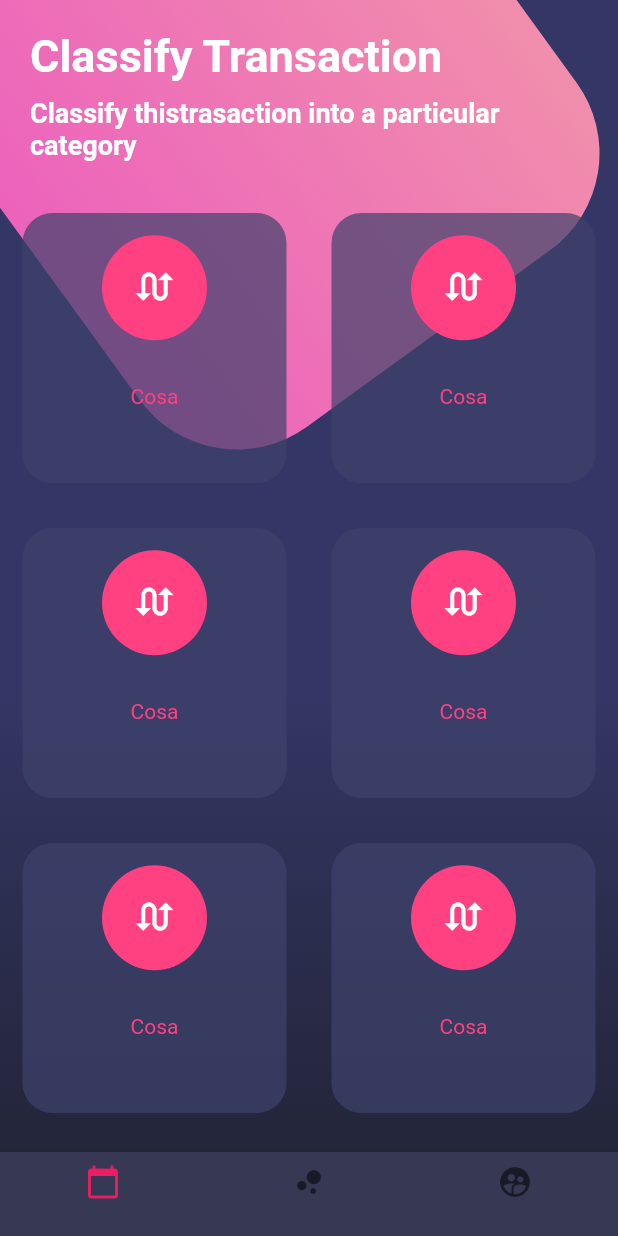
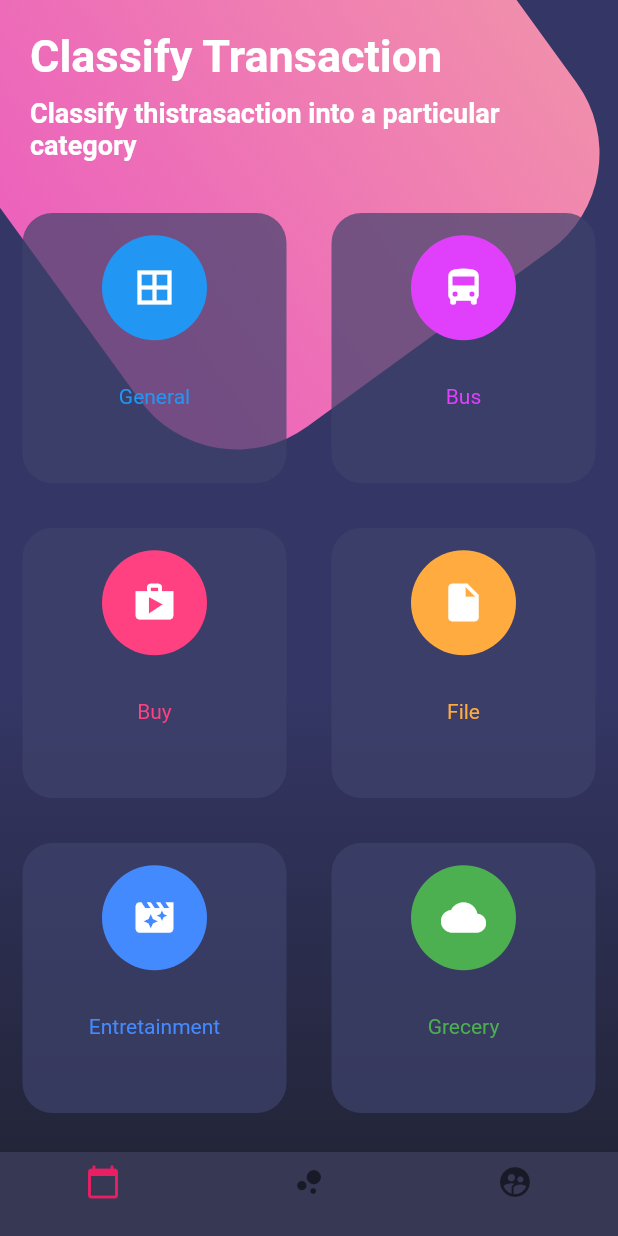
Before and after one commit to kkevin7/design_flutter_app, a Flutter app: the screen it shows after launch, on a phone screen of 412 x 824 dp. Run offline on Flutter 3.47's test engine with Material 2 defaults, Android fonts, the phone set to English and light mode, and no system bars.

Commit message:
Disign the design menu

```diff
--- a/lib/src/pages/botones_page.dart
+++ b/lib/src/pages/botones_page.dart
@@ -117,21 +117,25 @@ class BotonesPage extends StatelessWidget {
   Widget _botonesRedondeados() {
     return Table(children: [
       TableRow(children: [
-        _crearBotonRedondeado(),
-        _crearBotonRedondeado(),
+        _crearBotonRedondeado(Colors.blue, Icons.border_all, 'General'),
+        _crearBotonRedondeado(Colors.purpleAccent, Icons.directions_bus, 'Bus'),
       ]),
       TableRow(children: [
-        _crearBotonRedondeado(),
-        _crearBotonRedondeado(),
+        _crearBotonRedondeado(Colors.pinkAccent, Icons.shop, 'Buy'),
+        _crearBotonRedondeado(Colors.orangeAccent, Icons.insert_drive_file, 'File'),
       ]),
       TableRow(children: [
-        _crearBotonRedondeado(),
-        _crearBotonRedondeado(),
+        _crearBotonRedondeado(Colors.blueAccent, Icons.movie_filter, 'Entretainment'),
+        _crearBotonRedondeado(Colors.green, Icons.cloud, 'Grecery'),
+      ]),
+      TableRow(children: [
+        _crearBotonRedondeado(Colors.red, Icons.collections, 'Photos'),
+        _crearBotonRedondeado(Colors.teal, Icons.help_outline, 'FQA'),
       ]),
     ]);
   }
 
-  Widget _crearBotonRedondeado() {
+  Widget _crearBotonRedondeado(Color color, IconData  icono, String texto) {
     return Container(
       height: 180.0,
       margin: EdgeInsets.all(15.0),
@@ -143,11 +147,11 @@ class BotonesPage extends StatelessWidget {
         mainAxisAlignment: MainAxisAlignment.spaceAround,
         children: <Widget>[
           CircleAvatar(
-            backgroundColor: Colors.pinkAccent,
+            backgroundColor: color,
             radius: 35.0,
-            child: Icon(Icons.swap_calls, color: Colors.white, size: 30.0,),
+            child: Icon(icono, color: Colors.white, size: 30.0,),
           ),
-          Text('Cosa', style: TextStyle(color: Colors.pinkAccent),),
+          Text(texto, style: TextStyle(color: color),),
           SizedBox(
             height: 5.0,
           )
```
